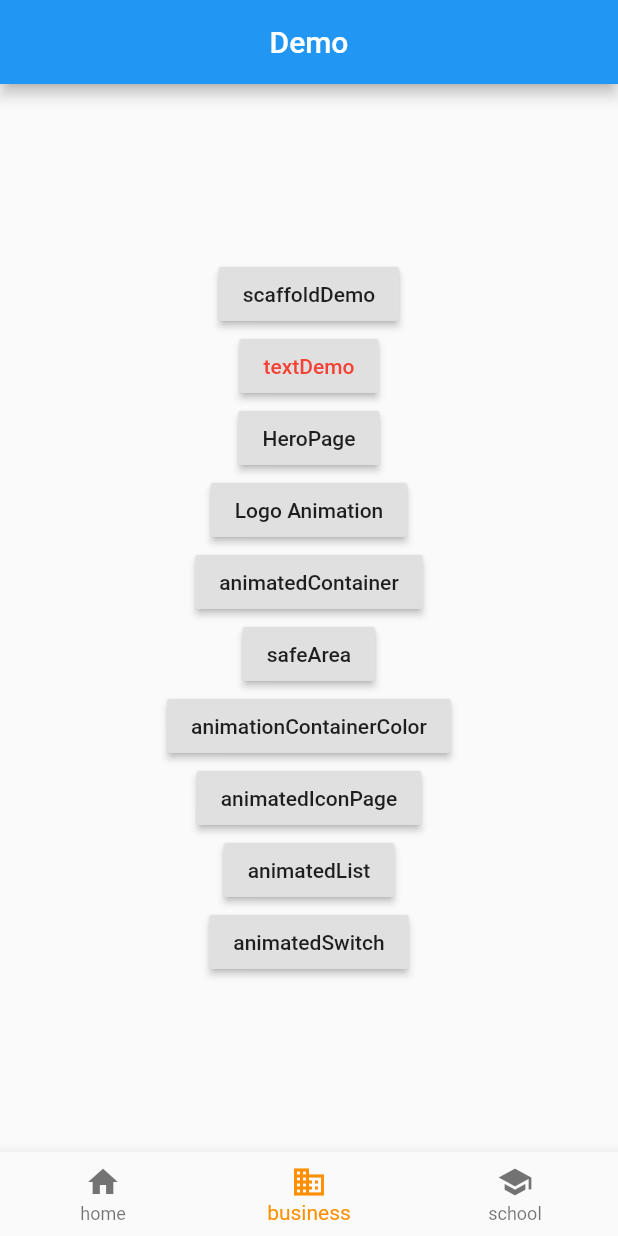
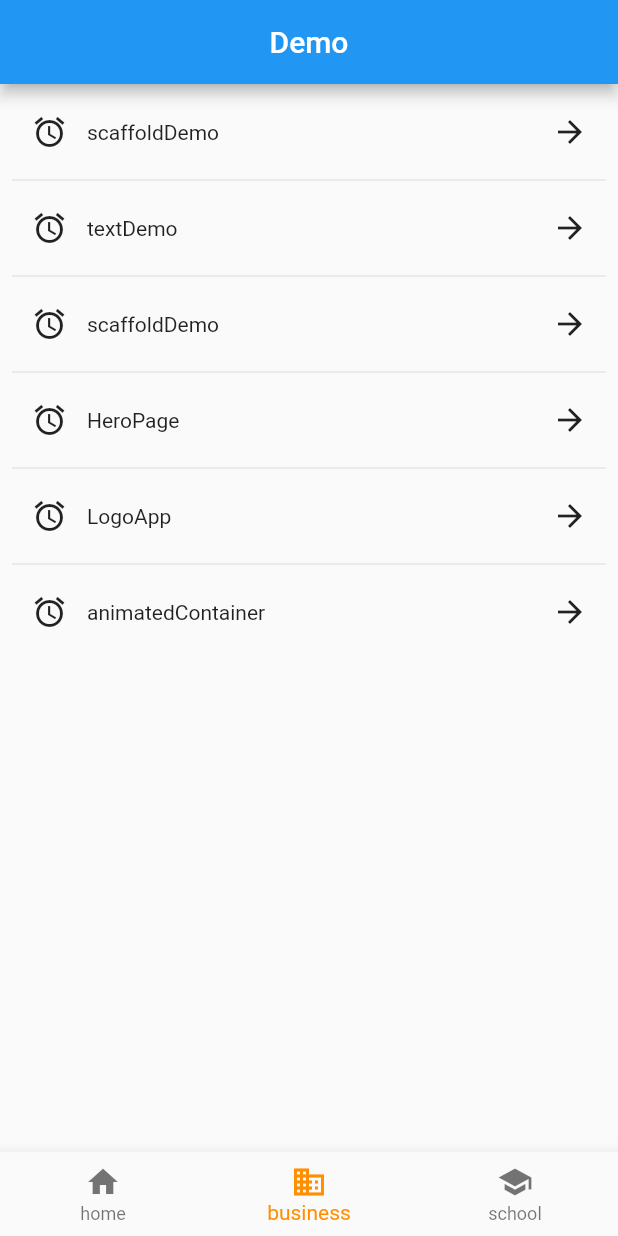
Before and after one commit to lirunkai/flutter_base, a Flutter app: the screen it shows after launch, on a phone screen of 412 x 824 dp. Run offline on Flutter 3.47's test engine with Material 2 defaults, Android fonts, the phone set to English and light mode, and no system bars; missing offline and left inert: common_utils.

Commit message:
update style

```diff
--- a/lib/main.dart
+++ b/lib/main.dart
@@ -61,6 +61,7 @@ class MyHomePage extends StatefulWidget {
 }
 
 class _MyHomePageState extends State<MyHomePage> {
+  final List<String> demos = <String>['scaffoldDemo', 'textDemo', 'scaffoldDemo', 'HeroPage', 'LogoApp', 'animatedContainer'];
   @override
   Widget build(BuildContext context) {
     screenWidth = MediaQuery.of(context).size.width;
@@ -71,71 +72,32 @@ class _MyHomePageState extends State<MyHomePage> {
       ),
       body: SafeArea(
         child: Center(
-          child: SingleChildScrollView(
-            child: Column(
-              children: <Widget>[
-                RaisedButton(
-                  onPressed: () {
-                    navigateTo('scaffoldDemo');
-                  },
-                  child: Text('scaffoldDemo'),
-                ),
-                RaisedButton(
-                  onPressed: () {
-                    navigateTo('textDemo');
-                  },
-                  child: Text('textDemo', style: TextStyle(color: Colors.red),),
-                ),
-                RaisedButton(
-                  onPressed: () {
-                    navigateTo('HeroPage');
-                  },
-                  child: Text('HeroPage'),
-                ),
-                RaisedButton(
-                  child: Text('Logo Animation'),
-                  onPressed: () {
-                    navigateTo('LogoApp');
-                  },
-                ),
-                RaisedButton(
-                  child: Text('animatedContainer'),
-                  onPressed: () {
-                    navigateTo('animatedContainer');
-                  },
-                ),
-                RaisedButton(
-                  child: Text('safeArea'),
-                  onPressed: () {
-                    navigateTo('safeArea');
-                  },
-                ),
-                RaisedButton(
-                  child: Text('animationContainerColor'),
-                  onPressed: () {
-                    navigateTo('animationContainerColor');
-                  },
-                ),
-                RaisedButton(
-                  child: Text('animatedIconPage'),
-                  onPressed: () {
-                    navigateTo('animatedIconPage');
-                  },
-                ),
-                RaisedButton(
-                  child: Text('animatedList'),
-                  onPressed: () {
-                    navigateTo('animatedList');
-                  },
-                ),
-                RaisedButton(
-                  child: Text('animatedSwitch'),
-                  onPressed: () {
-                    navigateTo('animatedSwitch');
-                  },
-                )
-              ],
-            ),
+          child: ListView.separated(
+            padding: const EdgeInsets.all(8.0),
+            itemCount: demos.length,
+            itemBuilder: (BuildContext context, int index) {
+              return Row(
+                children: <Widget>[
+                  Container(
+                    child: Icon(Icons.access_alarm),
+                    width: 50,
+                  ),
+                  Expanded(
+                    child: Text(demos[index]),
+                    flex: 1,
+                  ),
+                  IconButton(
+                    icon: Icon(Icons.arrow_forward),
+                    onPressed: () {
+                      navigateTo(demos[index]);
+                    },
+                  )
+                ],
+              );
+            },
+            separatorBuilder: (BuildContext context, int index) {
+              return Divider();
+            }
           ),
         ),
       ),
```
